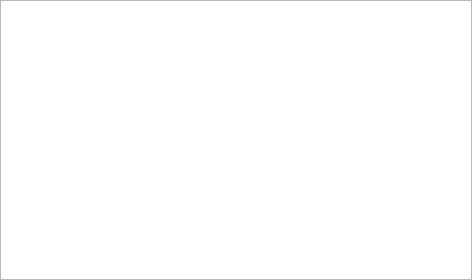
Qt form textshredder_ui/syncablefiletextfield.ui (mitchelkuijpers/TextShredder) before a commit.
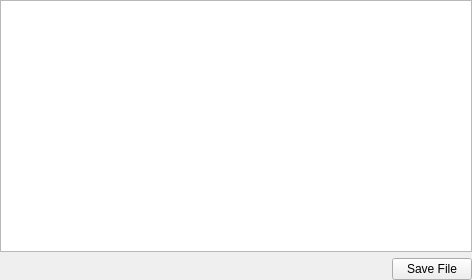
The same form after that commit.

Commit message: Files can now be saved locally

What changed in the file:
```diff
--- a/textshredder_ui/syncablefiletextfield.ui
+++ b/textshredder_ui/syncablefiletextfield.ui
@@ -20,6 +20,30 @@
    <item row="0" column="0">
     <widget class="QTextEdit" name="textEditorField"/>
    </item>
+   <item row="2" column="0">
+    <layout class="QHBoxLayout" name="horizontalLayout">
+     <item>
+      <spacer name="horizontalSpacer">
+       <property name="orientation">
+        <enum>Qt::Horizontal</enum>
+       </property>
+       <property name="sizeHint" stdset="0">
+        <size>
+         <width>40</width>
+         <height>20</height>
+        </size>
+       </property>
+      </spacer>
+     </item>
+     <item>
+      <widget class="QPushButton" name="saveFileButton">
+       <property name="text">
+        <string>Save File</string>
+       </property>
+      </widget>
+     </item>
+    </layout>
+   </item>
   </layout>
  </widget>
  <resources/>
```
The commit also changes 2 other files.
